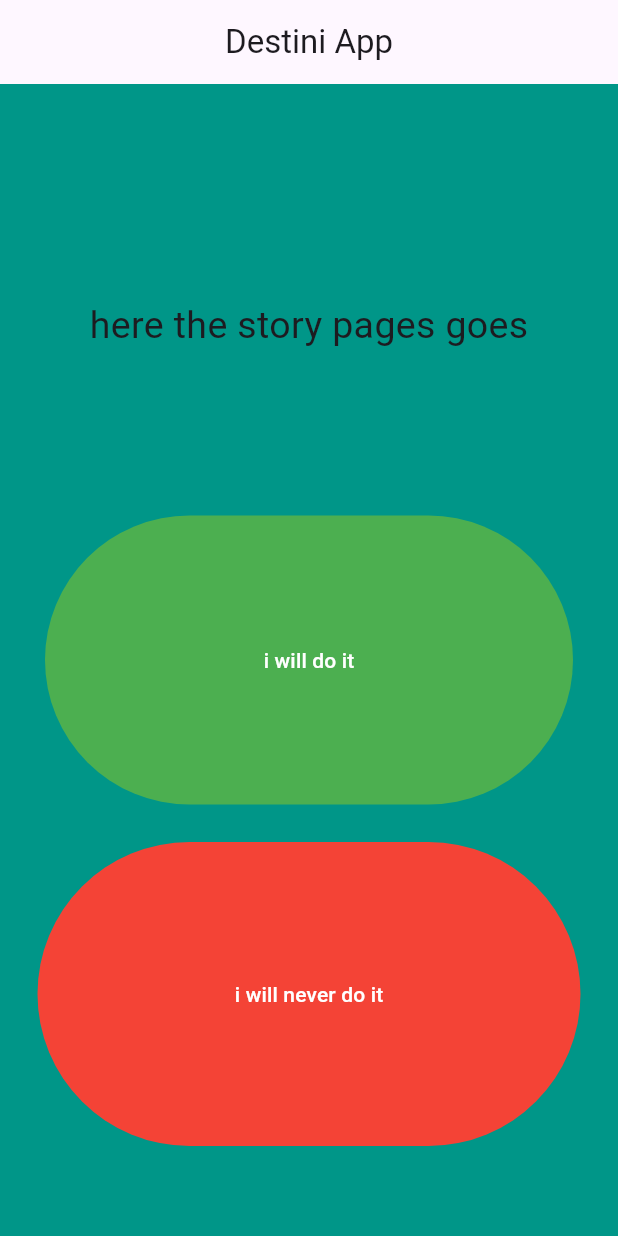
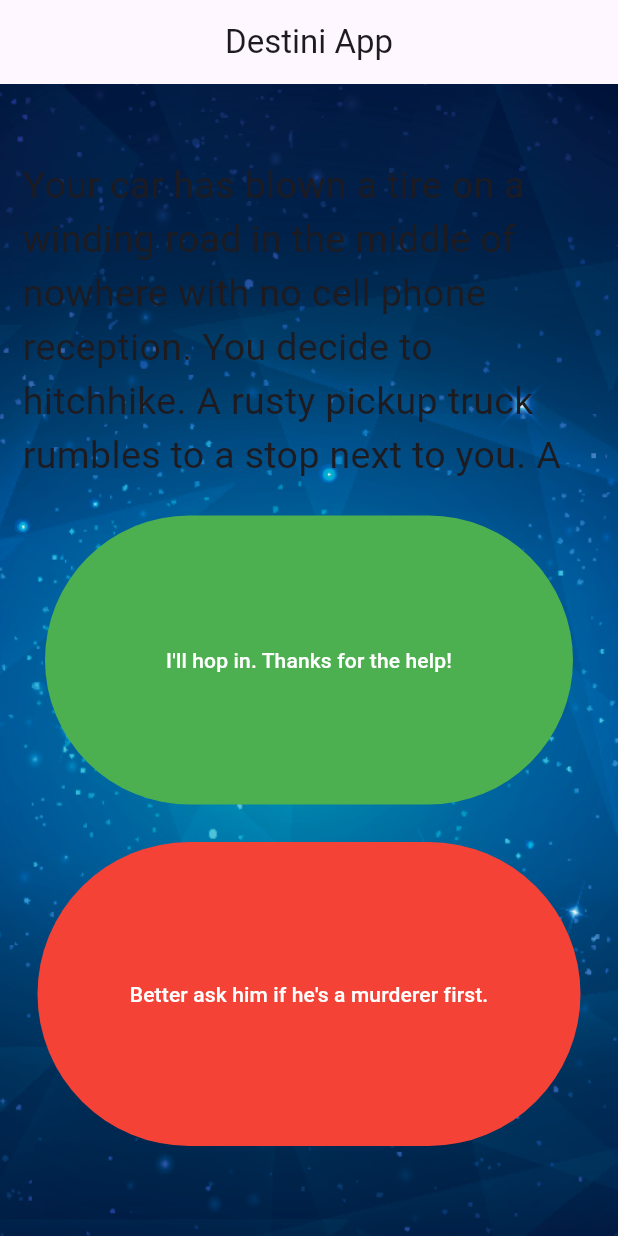
Before and after one commit to Shadislam1/destini, a Flutter app: the screen it shows after launch, on a phone screen of 412 x 824 dp. Run offline on Flutter 3.47's test engine with Material 3 defaults, Android fonts, the phone set to English and light mode, and no system bars.

Commit message:
setstate and other function call

```diff
--- a/lib/main.dart
+++ b/lib/main.dart
@@ -1,5 +1,7 @@
+import 'package:destini/story_brain.dart';
 import 'package:flutter/material.dart';
 
+//15
 void main() {
   runApp(
    Destini()
@@ -19,6 +21,7 @@ class Destini extends StatelessWidget {
   }
 }
 
+
 class StoryPage extends StatefulWidget {
   const StoryPage({super.key});
 
@@ -27,8 +30,14 @@ class StoryPage extends StatefulWidget {
 }
 
 class _StoryPageState extends State<StoryPage> {
+
+// acces the get getStory method using instance
+//StoryBrain class name => storyBrain object
+   StoryBrain storyBrain = StoryBrain();
+
   @override
   Widget build(BuildContext context) {
+
     return Scaffold(
       backgroundColor: Colors.teal,
         appBar: AppBar(
@@ -40,28 +49,41 @@ class _StoryPageState extends State<StoryPage> {
         ),
 
             body: Container(
+              decoration: BoxDecoration(
+                image: DecorationImage(
+                  image: AssetImage('images/background.png'),
+                  fit: BoxFit.cover,
+
+                  ),
+              ),
               padding: EdgeInsets.symmetric(vertical: 50.0,horizontal: 15.0),
               constraints: BoxConstraints.expand(),
 
+              child: SafeArea(
                 child: Column(
                   crossAxisAlignment: CrossAxisAlignment.stretch,
                   mainAxisAlignment: MainAxisAlignment.spaceBetween,
                 children:<Widget> [
 
 
+
                      Expanded(
-                    child: Center(
                       child: Text(
-                        'here the story pages goes',
+                        //finish step 10
+                        //access the get story using object
+                        //storyBrain using as object
+
+                        storyBrain.getStory(),
+
                         style: TextStyle(
                           fontSize: 25.0,
                         ),
-                        ),
-
 
                         ),
 
                       ),
+
+
                  Expanded(
                   child: Padding(
                     padding: EdgeInsets.all(15),
@@ -70,12 +92,20 @@ class _StoryPageState extends State<StoryPage> {
                         backgroundColor: MaterialStateProperty.all<Color>(Colors.green),
                       ),
                       child: Text(
-                      'i will do it',
+                        //step 13
+                        //use the story brain to get choice num1;
+                        //getChoice class acces in storybrain.dart
+                        storyBrain.getChoice1(),
                         style: TextStyle(color: Colors.white),
 
                       ),
                       onPressed: () {
-
+                        //18 step
+                        // call the nextStory()method from storyBrain and pass the number 1 as choice made by users
+                        setState(() {
+                           storyBrain.nextStory();
+                        });
+                        //storyBrain.nextStory();
                       },
                       ),
                   ),
@@ -89,12 +119,20 @@ class _StoryPageState extends State<StoryPage> {
                         backgroundColor: MaterialStateProperty.all<Color>(Colors.red)
                       ),
                       child: Text(
-                      'i will never do it',
+
+                            //step 14
+                        //use the story brain to get choice num1;
+                        //getChoice class acces in storybrain.dart;
+                         storyBrain.getChoice2(),
                         style: TextStyle(color: Colors.white),
 
                         ),
                       onPressed: () {
-
+                        //Choice 2 made by user.
+                        //step 19 call nextStory() method from and pass the number 2 as choice made user 2.
+                        setState(() {
+                          storyBrain.nextStory();
+                        });
                       },
                       ),
                   ),
@@ -105,6 +143,7 @@ class _StoryPageState extends State<StoryPage> {
                 ],
                 ),
               ),
+            ),
 
         );
   }
--- /dev/null
+++ b/lib/story.dart
@@ -0,0 +1,18 @@
+
+
+class Story {
+
+    String  storyTitle;
+     String choice1;
+    String choice2;
+   Story({ required this.storyTitle,  required this.choice1, required this.choice2,});//{
+
+      ////storyTitle =p;
+     // choice1 =q;
+      //choice2 =r;
+  // }
+
+
+
+
+}
--- /dev/null
+++ b/lib/story_brain.dart
@@ -0,0 +1,66 @@
+
+
+import 'package:destini/story.dart';
+
+class StoryBrain{
+  //16
+  int _storyNumber =0;
+
+List<Story>_storyData = [
+   Story(
+        storyTitle:
+            'Your car has blown a tire on a winding road in the middle of nowhere with no cell phone reception. You decide to hitchhike. A rusty pickup truck rumbles to a stop next to you. A man with a wide brimmed hat with soulless eyes opens the passenger door for you and asks: "Need a ride, boy?".',
+        choice1: 'I\'ll hop in. Thanks for the help!',
+        choice2: 'Better ask him if he\'s a murderer first.'),
+    Story(
+        storyTitle: 'He nods slowly, unphased by the question.',
+        choice1: 'At least he\'s honest. I\'ll climb in.',
+        choice2: 'Wait, I know how to change a tire.'),
+    Story(
+        storyTitle:
+            'As you begin to drive, the stranger starts talking about his relationship with his mother. He gets angrier and angrier by the minute. He asks you to open the glovebox. Inside you find a bloody knife, two severed fingers, and a cassette tape of Elton John. He reaches for the glove box.',
+        choice1: 'I love Elton John! Hand him the cassette tape.',
+        choice2: 'It\'s him or me! You take the knife and stab him.'),
+    Story(
+        storyTitle:
+            'What? Such a cop out! Did you know traffic accidents are the second leading cause of accidental death for most adult age groups?',
+        choice1: 'Restart',
+        choice2: ''),
+    Story(
+        storyTitle:
+            'As you smash through the guardrail and careen towards the jagged rocks below you reflect on the dubious wisdom of stabbing someone while they are driving a car you are in.',
+        choice1: 'Restart',
+        choice2: ''),
+    Story(
+        storyTitle:
+            'You bond with the murderer while crooning verses of "Can you feel the love tonight". He drops you off at the next town. Before you go he asks you if you know any good places to dump bodies. You reply: "Try the pier".',
+        choice1: 'Restart',
+        choice2: '')
+  ];
+
+
+
+String getStory(){
+  return _storyData[_storyNumber].storyTitle;
+}
+
+//Step 11 getChoice1 class create
+String getChoice1(){
+  return _storyData[_storyNumber].choice1;
+}
+
+//Step 11 getChoice1 class create
+String getChoice2(){
+  return _storyData[_storyNumber].choice2;
+}
+
+//17
+//create method call nextstory .it should be have no output but it should be 1 input
+//create method call nextstory .it should be have no output but it should be 1 input
+
+ void nextStory(){
+
+  }
+
+
+}
--- a/pubspec.yaml
+++ b/pubspec.yaml
@@ -59,9 +59,9 @@ flutter:
   uses-material-design: true
 
   # To add assets to your application, add an assets section, like this:
-  # assets:
-  #   - images/a_dot_burr.jpeg
-  #   - images/a_dot_ham.jpeg
+  assets:
+    - images/background.png
+
 
   # An image asset can refer to one or more resolution-specific "variants", see
   # https://flutter.dev/assets-and-images/#resolution-aware
```
Also changed, not shown: images/background.png (added). Lines whose indentation alone changed are shown as unchanged.
